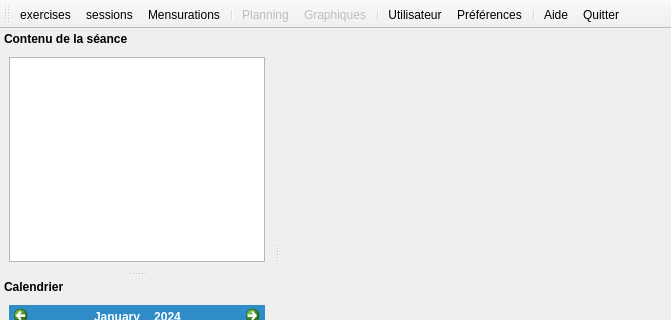
oktal/bodeasy, file src/mainwindow.ui: the form before one commit; both pictures show x 0 to 671 and y 0 to 320 of the 671 by 627 pixel window.
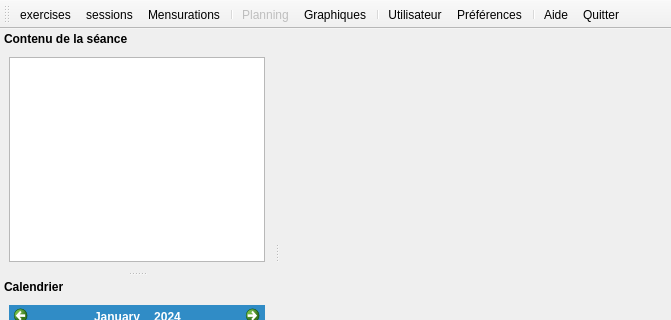
The form after the commit. Icons and pictures are not drawn.

What changed in the file:
```diff
--- a/src/mainwindow.ui
+++ b/src/mainwindow.ui
@@ -389,7 +389,7 @@
   </action>
   <action name="graphAction">
    <property name="enabled">
-    <bool>false</bool>
+    <bool>true</bool>
    </property>
    <property name="icon">
     <iconset resource="ressources.qrc">
```
Left out of the diff: 2 changed lines with no effect on the pictures.
